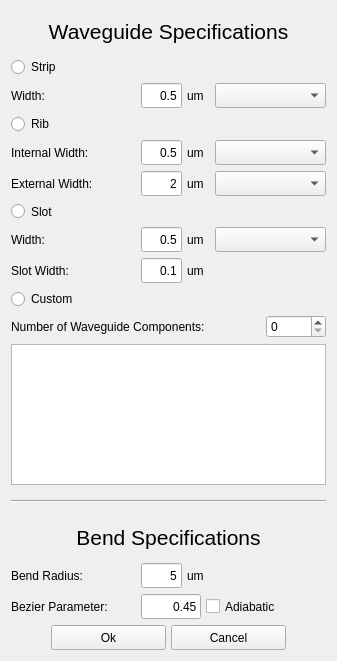
Above: klayout_dot_config/python/SiEPIC/files/waveguide_gui.ui from SiEPIC/SiEPIC-Tools before the change. Below: the same form after it.
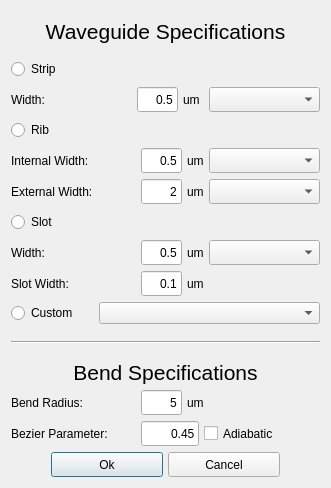
That is the form after the change.

Diff of the .ui file:
```diff
--- a/klayout_dot_config/python/SiEPIC/files/waveguide_gui.ui
+++ b/klayout_dot_config/python/SiEPIC/files/waveguide_gui.ui
@@ -1,7 +1,7 @@
 <?xml version="1.0" encoding="UTF-8"?>
 <ui version="4.0">
  <class>MainWindow</class>
- <widget class="QMainWindow" name="MainWindow">
+ <widget class="QDialog" name="MainWindow">
   <property name="windowModality">
    <enum>Qt::WindowModal</enum>
   </property>
@@ -9,8 +9,8 @@
    <rect>
     <x>0</x>
     <y>0</y>
-    <width>337</width>
-    <height>661</height>
+    <width>331</width>
+    <height>488</height>
    </rect>
   </property>
   <property name="sizePolicy">
@@ -21,27 +21,16 @@
   </property>
   <property name="minimumSize">
    <size>
-    <width>337</width>
-    <height>661</height>
+    <width>331</width>
+    <height>488</height>
    </size>
   </property>
   <property name="windowTitle">
    <string>Path to Waveguide</string>
   </property>
-  <widget class="QWidget" name="centralWidget">
-   <property name="sizePolicy">
-    <sizepolicy hsizetype="MinimumExpanding" vsizetype="MinimumExpanding">
-     <horstretch>1</horstretch>
-     <verstretch>1</verstretch>
-    </sizepolicy>
-   </property>
-   <property name="minimumSize">
-    <size>
-     <width>337</width>
-     <height>661</height>
-    </size>
-   </property>
-   <layout class="QVBoxLayout" name="verticalLayout_2">
+  <layout class="QHBoxLayout" name="horizontalLayout_11">
+   <item>
+    <layout class="QHBoxLayout" name="horizontalLayout_6">
     <item>
      <layout class="QVBoxLayout" name="verticalLayout">
       <property name="sizeConstraint">
@@ -750,7 +739,7 @@
         <item>
          <spacer name="horizontalSpacer">
           <property name="sizePolicy">
-           <sizepolicy hsizetype="MinimumExpanding" vsizetype="Minimum">
+            <sizepolicy hsizetype="Minimum" vsizetype="Minimum">
             <horstretch>0</horstretch>
             <verstretch>0</verstretch>
            </sizepolicy>
@@ -768,12 +757,17 @@
         </item>
        </layout>
       </item>
+       <item>
+        <layout class="QHBoxLayout" name="horizontalLayout_7">
+         <property name="sizeConstraint">
+          <enum>QLayout::SetMinimumSize</enum>
+         </property>
       <item>
        <widget class="QRadioButton" name="radioCustom">
         <property name="sizePolicy">
          <sizepolicy hsizetype="MinimumExpanding" vsizetype="MinimumExpanding">
-          <horstretch>1</horstretch>
-          <verstretch>1</verstretch>
+             <horstretch>0</horstretch>
+             <verstretch>0</verstretch>
          </sizepolicy>
         </property>
         <property name="minimumSize">
@@ -794,99 +788,17 @@
        </widget>
       </item>
       <item>
-       <layout class="QHBoxLayout" name="horizontalLayout_6">
-        <property name="spacing">
-         <number>5</number>
-        </property>
-        <property name="sizeConstraint">
-         <enum>QLayout::SetMinimumSize</enum>
-        </property>
-        <item>
-         <widget class="QLabel" name="label_1">
+          <widget class="QComboBox" name="custom">
           <property name="sizePolicy">
-           <sizepolicy hsizetype="MinimumExpanding" vsizetype="MinimumExpanding">
-            <horstretch>2</horstretch>
-            <verstretch>1</verstretch>
-           </sizepolicy>
-          </property>
-          <property name="minimumSize">
-           <size>
-            <width>250</width>
-            <height>21</height>
-           </size>
-          </property>
-          <property name="sizeIncrement">
-           <size>
-            <width>0</width>
-            <height>0</height>
-           </size>
-          </property>
-          <property name="text">
-           <string>Number of Waveguide Components:</string>
-          </property>
-          <property name="scaledContents">
-           <bool>true</bool>
-          </property>
-          <property name="wordWrap">
-           <bool>false</bool>
-          </property>
-         </widget>
-        </item>
-        <item>
-         <widget class="QSpinBox" name="numLayers">
-          <property name="sizePolicy">
-           <sizepolicy hsizetype="MinimumExpanding" vsizetype="MinimumExpanding">
+            <sizepolicy hsizetype="Expanding" vsizetype="Expanding">
             <horstretch>1</horstretch>
             <verstretch>1</verstretch>
            </sizepolicy>
           </property>
-          <property name="minimumSize">
-           <size>
-            <width>42</width>
-            <height>20</height>
-           </size>
-          </property>
-          <property name="sizeIncrement">
-           <size>
-            <width>0</width>
-            <height>0</height>
-           </size>
-          </property>
          </widget>
         </item>
        </layout>
       </item>
-      <item>
-       <widget class="QTableWidget" name="layerTable">
-        <property name="sizePolicy">
-         <sizepolicy hsizetype="MinimumExpanding" vsizetype="MinimumExpanding">
-          <horstretch>1</horstretch>
-          <verstretch>1</verstretch>
-         </sizepolicy>
-        </property>
-        <property name="minimumSize">
-         <size>
-          <width>291</width>
-          <height>141</height>
-         </size>
-        </property>
-        <property name="sizeIncrement">
-         <size>
-          <width>0</width>
-          <height>0</height>
-         </size>
-        </property>
-        <property name="sizeAdjustPolicy">
-         <enum>QAbstractScrollArea::AdjustToContents</enum>
-        </property>
-        <property name="alternatingRowColors">
-         <bool>true</bool>
-        </property>
-        <attribute name="horizontalHeaderStretchLastSection">
-         <bool>true</bool>
-        </attribute>
-       </widget>
-      </item>
       <item>
        <widget class="Line" name="line">
         <property name="sizePolicy">
@@ -898,7 +810,7 @@
         <property name="minimumSize">
          <size>
           <width>291</width>
-          <height>16</height>
+           <height>15</height>
          </size>
         </property>
         <property name="sizeIncrement">
@@ -923,7 +835,7 @@
         <property name="minimumSize">
          <size>
           <width>250</width>
-          <height>40</height>
+           <height>20</height>
          </size>
         </property>
         <property name="sizeIncrement">
@@ -1046,7 +958,7 @@
         <item>
          <spacer name="horizontalSpacer_2">
           <property name="sizePolicy">
-           <sizepolicy hsizetype="MinimumExpanding" vsizetype="Minimum">
+            <sizepolicy hsizetype="Minimum" vsizetype="Minimum">
             <horstretch>0</horstretch>
             <verstretch>0</verstretch>
            </sizepolicy>
@@ -1169,7 +1081,7 @@
         <item>
          <spacer name="horizontalSpacer_3">
           <property name="sizePolicy">
-           <sizepolicy hsizetype="MinimumExpanding" vsizetype="Minimum">
+            <sizepolicy hsizetype="Minimum" vsizetype="Minimum">
             <horstretch>0</horstretch>
             <verstretch>0</verstretch>
            </sizepolicy>
@@ -1247,7 +1159,7 @@
         <item>
          <spacer name="horizontalSpacer_4">
           <property name="sizePolicy">
-           <sizepolicy hsizetype="MinimumExpanding" vsizetype="Minimum">
+            <sizepolicy hsizetype="Minimum" vsizetype="Minimum">
             <horstretch>0</horstretch>
             <verstretch>0</verstretch>
            </sizepolicy>
@@ -1268,7 +1180,8 @@
      </layout>
     </item>
    </layout>
-  </widget>
+   </item>
+  </layout>
  </widget>
  <layoutdefault spacing="6" margin="11"/>
  <resources/>
```
Lines whose indentation alone changed are shown as unchanged.
